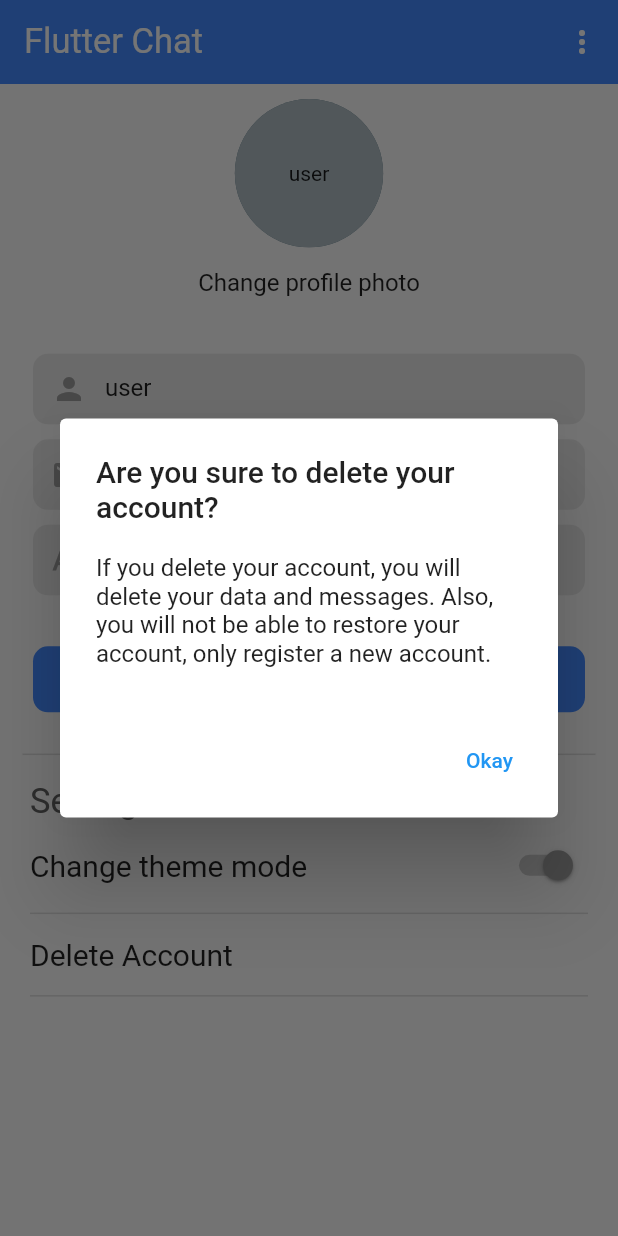
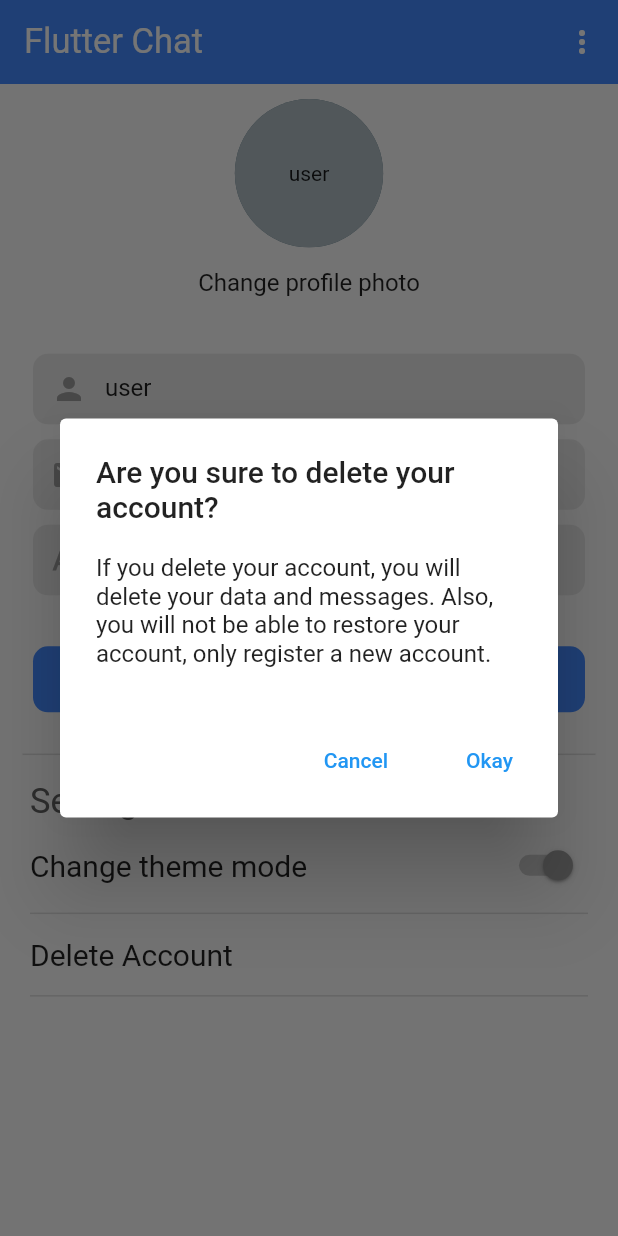
Before and after one commit to prossion/Flutter-Chat-App, a Flutter app: the ProfilePage screen opened directly with empty values, after a tap on "Delete Account", on a phone screen of 412 x 824 dp. Run offline on Flutter 3.47's test engine with Material 2 defaults, Android fonts, the phone set to English and light mode, and no system bars; drawn by our look-alikes of cached_network_image; our stand-ins replace bubble, cloud_firestore, delayed_display, email_validator, equatable, firebase_auth and 9 more; accounts and stored records are empty; network calls fail.

```diff
--- a/lib/futures/presentation/pages/all_users_page.dart
+++ b/lib/futures/presentation/pages/all_users_page.dart
@@ -1,5 +1,6 @@
 import 'package:flutter/material.dart';
 import 'package:flutter_bloc/flutter_bloc.dart';
+import 'package:flutter_social_app/common/build_search_field.dart';
 import 'package:flutter_social_app/config/app_theme.dart';
 import 'package:flutter_social_app/futures/presentation/bloc/bloc.dart';
 import 'package:flutter_social_app/futures/presentation/pages/my_chat_page.dart';
--- a/lib/futures/presentation/pages/create_group_page.dart
+++ b/lib/futures/presentation/pages/create_group_page.dart
@@ -5,6 +5,7 @@ import 'dart:io';
 import 'package:cloud_firestore/cloud_firestore.dart';
 import 'package:flutter/material.dart';
 import 'package:flutter_bloc/flutter_bloc.dart';
+import 'package:flutter_social_app/common/text_form_field_widget.dart';
 import 'package:flutter_social_app/config/app_theme.dart';
 import 'package:flutter_social_app/futures/data/datasources/remote/storage_provider.dart';
 import 'package:flutter_social_app/futures/domain/entites/entites.dart';
--- a/lib/futures/presentation/pages/forgot_page.dart
+++ b/lib/futures/presentation/pages/forgot_page.dart
@@ -1,8 +1,8 @@
 import 'package:flutter/material.dart';
 import 'package:flutter_bloc/flutter_bloc.dart';
+import 'package:flutter_social_app/common/text_form_field_widget.dart';
 import 'package:flutter_social_app/config/app_theme.dart';
 import 'package:flutter_social_app/futures/presentation/bloc/bloc.dart';
-import 'package:flutter_social_app/futures/presentation/widgets/widgets.dart';
 import 'package:flutter_social_app/page_const.dart';
 
 class ForgotPage extends StatefulWidget {
--- a/lib/futures/presentation/pages/groups_page.dart
+++ b/lib/futures/presentation/pages/groups_page.dart
@@ -1,5 +1,6 @@
 import 'package:flutter/material.dart';
 import 'package:flutter_bloc/flutter_bloc.dart';
+import 'package:flutter_social_app/common/build_search_field.dart';
 import 'package:flutter_social_app/config/app_theme.dart';
 import 'package:flutter_social_app/futures/data/model/user_model.dart';
 import 'package:flutter_social_app/futures/domain/entites/entites.dart';
--- a/lib/futures/presentation/pages/profile_page.dart
+++ b/lib/futures/presentation/pages/profile_page.dart
@@ -2,7 +2,6 @@
 
 import 'dart:io';
 
-import 'package:firebase_auth/firebase_auth.dart';
 import 'package:flutter/material.dart';
 import 'package:flutter_bloc/flutter_bloc.dart';
 import 'package:flutter_social_app/config/app_theme.dart';
@@ -349,6 +348,15 @@ class _ProfilePageState extends State<ProfilePage> {
                         TextButton(
                           onPressed: () {
                             Navigator.pop(context);
+                          },
+                          child: Container(
+                            padding: const EdgeInsets.all(14),
+                            child: const Text("Cancel"),
+                          ),
+                        ),
+                        TextButton(
+                          onPressed: () {
+                            Navigator.pop(context);
                             BlocProvider.of<UserBloc>(context)
                                 .add(GetDeleteUserEvent(uid: widget.uid));
                             BlocProvider.of<AuthBloc>(context)
--- a/lib/futures/presentation/widgets/image_message_layout.dart
+++ b/lib/futures/presentation/widgets/image_message_layout.dart
@@ -3,7 +3,7 @@ import 'dart:io';
 import 'package:bubble/bubble.dart';
 import 'package:cached_network_image/cached_network_image.dart';
 import 'package:flutter/material.dart';
-import 'package:flutter_social_app/futures/presentation/widgets/full_photo_widget.dart';
+import 'package:flutter_social_app/common/full_photo_widget.dart';
 
 class ImageMessageLayout extends StatelessWidget {
   const ImageMessageLayout({
--- a/lib/futures/presentation/widgets/widgets.dart
+++ b/lib/futures/presentation/widgets/widgets.dart
@@ -1,10 +1,6 @@
 export 'profile_widget.dart';
 export 'group_card.dart';
 export 'profile_card.dart';
-export 'text_field_container.dart';
-export 'error_widget.dart';
-export 'build_search_field.dart';
 export 'send_text_message_widget.dart';
 export 'text_message_layout.dart';
 export 'image_message_layout.dart';
-export 'full_photo_widget.dart';
```
Also changed, not shown: lib/common/build_search_field.dart (renamed from lib/futures/presentation/widgets/build_search_field.dart), lib/common/error_widget.dart (renamed from lib/futures/presentation/widgets/error_widget.dart), lib/common/full_photo_widget.dart (renamed from lib/futures/presentation/widgets/full_photo_widget.dart), lib/common/text_form_field_widget.dart (renamed from lib/futures/presentation/widgets/text_field_container.dart).
